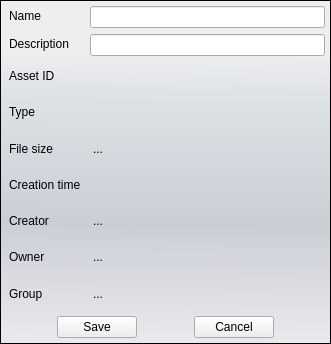
realXtend/tundra, file bin/data/ui/itemproperties.ui: the form before one commit.
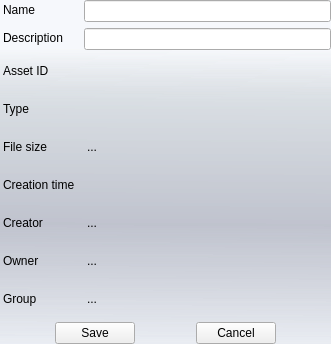
The form after the commit.

Diff of the .ui file:
```diff
--- a/bin/data/ui/itemproperties.ui
+++ b/bin/data/ui/itemproperties.ui
@@ -20,12 +20,7 @@
    <string>Avatar Editor</string>
   </property>
   <property name="styleSheet">
-   <string notr="true">/* Containers */
-QWidget#ItemProperties {
-	background-color: none;
-}
-
-QFrame#MainFrame {
+   <string notr="true">QWidget#ItemProperties{
 	background-color: qlineargradient(spread:pad, x1:0.006, y1:0, x2:0, y2:1, stop:0.142045 rgba(229, 234, 243, 50), stop:0.295455 rgba(209, 215, 221, 150), stop:0.65 rgba(179, 183, 196, 150), stop:1 rgba(222, 227, 236, 100));
 	padding: 5px;
 }
@@ -42,13 +37,7 @@
     <number>0</number>
    </property>
    <item>
-    <widget class="QFrame" name="MainFrame">
-     <property name="frameShape">
-      <enum>QFrame::StyledPanel</enum>
-     </property>
-     <property name="frameShadow">
-      <enum>QFrame::Raised</enum>
-     </property>
+    <widget class="QWidget" name="MainWidget" native="true">
      <layout class="QVBoxLayout" name="verticalLayout">
       <property name="margin">
        <number>0</number>
```
Left out of the diff: 5 changed lines with no effect on the pictures.
